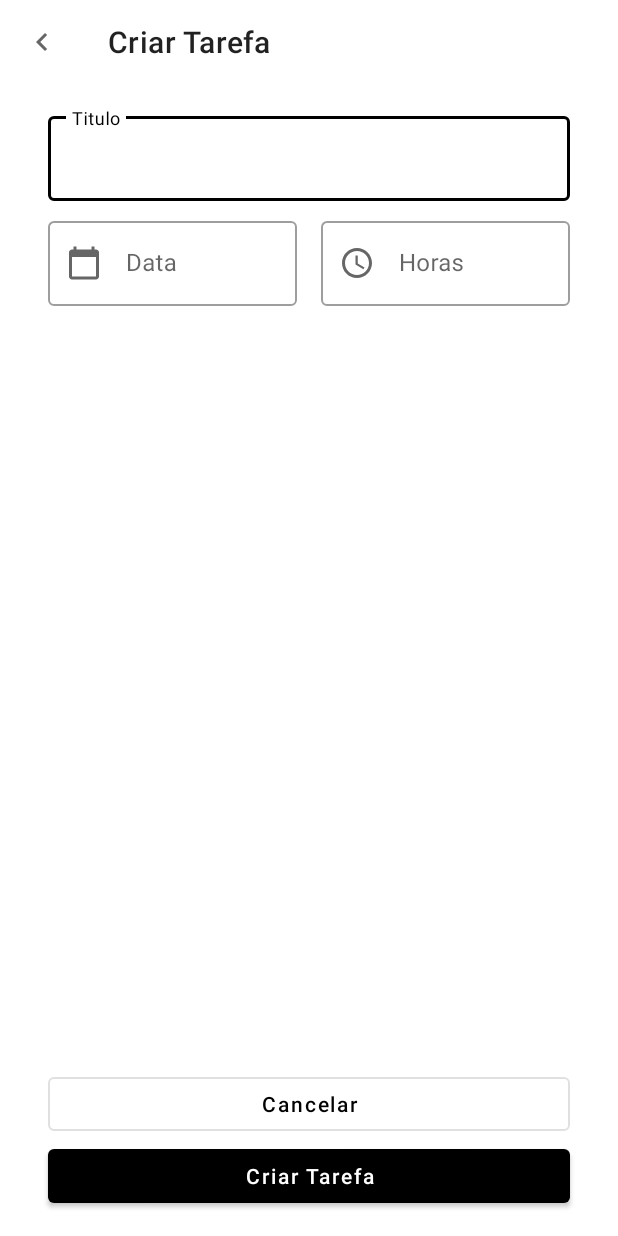
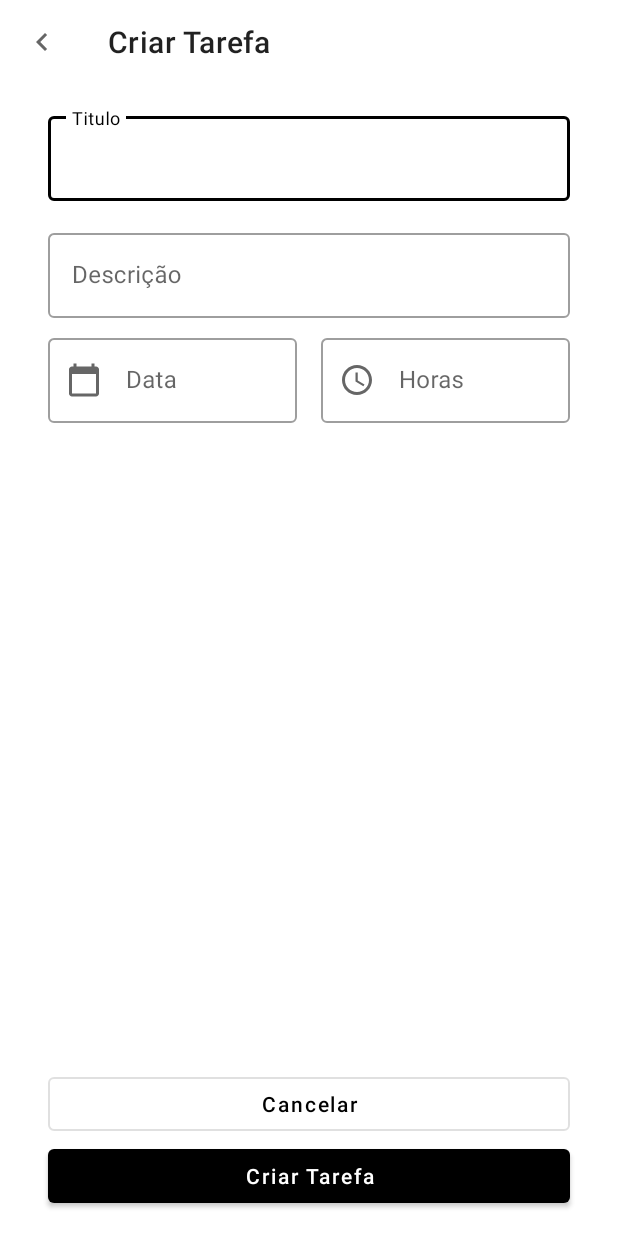
Before and after one commit to rosianeclemente/to_do_list-DIO, an Android app: the AddTaskActivity screen opened directly, with no data from a screen before it, on a phone screen of 412 x 824 dp. Run offline under Robolectric (Android 15) with nearby library versions, the phone set to English and light mode, and no system bars.

```diff
--- a/app/src/main/java/com/example/to_do_list_dio/extensions/AppExtensions.kt
+++ b/app/src/main/java/com/example/to_do_list_dio/extensions/AppExtensions.kt
@@ -7,7 +7,7 @@ import java.util.*
 private val locale = Locale("pt","BR")
 
 fun Date.format():String{
-    return SimpleDateFormat("dd/MM/yyyy").format(this)
+    return SimpleDateFormat("dd/MM/yyyy", locale).format(this)
 }
 var TextInputLayout.text:String
     get() = editText?.text?.toString() ?: " "
--- a/app/src/main/java/com/example/to_do_list_dio/ui/AddTaskActivity.kt
+++ b/app/src/main/java/com/example/to_do_list_dio/ui/AddTaskActivity.kt
@@ -16,10 +16,11 @@ import java.sql.Time
 import java.util.*
 
 class AddTaskActivity: AppCompatActivity() {
-    private val binding by lazy { ActivityAddTaskBinding.inflate(layoutInflater)}
+    private lateinit var binding:  ActivityAddTaskBinding
 
     override fun onCreate(savedInstanceState: Bundle?) {
         super.onCreate(savedInstanceState)
+        binding = ActivityAddTaskBinding.inflate(layoutInflater)
         setContentView(binding.root)
 
 //        if(intent.hasExtra(TASK_ID)){
--- a/app/src/main/res/layout/activity_add_task.xml
+++ b/app/src/main/res/layout/activity_add_task.xml
@@ -11,28 +11,45 @@
         app:title="@string/criar_tarefa"
         app:navigationIcon="@drawable/ic_baseline_navigate_before_24"/>
     <androidx.constraintlayout.widget.Guideline
+        android:id="@+id/guide_start"
         android:layout_width="wrap_content"
         android:layout_height="wrap_content"
         android:orientation="vertical"
         app:layout_constraintGuide_begin="32dp"
-        android:id="@+id/guide_start"/>
+        />
     <androidx.constraintlayout.widget.Guideline
+        android:id="@+id/guide_end"
         android:layout_width="wrap_content"
         android:layout_height="wrap_content"
         android:orientation="vertical"
         app:layout_constraintGuide_end="32dp"
-        android:id="@+id/guide_end"/>
+        />
 
     <com.google.android.material.textfield.TextInputLayout
         android:id="@+id/til_title"
         android:layout_width="0dp"
+        android:layout_height="wrap_content"
         app:layout_constraintStart_toStartOf="@+id/guide_start"
         app:layout_constraintEnd_toEndOf="@+id/guide_end"
         style="@style/Widget.MaterialComponents.TextInputLayout.OutlinedBox"
         android:layout_marginTop="16dp"
-        android:layout_height="wrap_content"
         android:hint="@string/titulo"
         app:layout_constraintTop_toBottomOf="@+id/toolbar">
+        <com.google.android.material.textfield.TextInputEditText
+            android:layout_width="match_parent"
+            android:layout_height="wrap_content"
+            android:inputType="text"/>
+    </com.google.android.material.textfield.TextInputLayout>
+    <com.google.android.material.textfield.TextInputLayout
+        android:id="@+id/til_description"
+        android:layout_width="0dp"
+        android:layout_height="wrap_content"
+        app:layout_constraintStart_toStartOf="@+id/guide_start"
+        app:layout_constraintEnd_toEndOf="@+id/guide_end"
+        style="@style/Widget.MaterialComponents.TextInputLayout.OutlinedBox"
+        android:layout_marginTop="16dp"
+        android:hint="@string/descricao"
+        app:layout_constraintTop_toBottomOf="@+id/til_title">
         <com.google.android.material.textfield.TextInputEditText
             android:layout_width="match_parent"
             android:layout_height="wrap_content"
@@ -48,7 +65,7 @@
         android:hint="@string/data"
         android:layout_marginEnd="16dp"
         app:startIconDrawable="@drawable/ic_baseline_calendar_today_24"
-        app:layout_constraintTop_toBottomOf="@+id/til_title"
+        app:layout_constraintTop_toBottomOf="@+id/til_description"
         app:layout_constraintStart_toStartOf="@+id/guide_start"
         app:layout_constraintEnd_toStartOf="@+id/til_hora">
         <com.google.android.material.textfield.TextInputEditText
--- a/app/src/main/res/layout/activity_main.xml
+++ b/app/src/main/res/layout/activity_main.xml
@@ -11,10 +11,10 @@
         android:text="@string/tarefas"
         android:layout_width="wrap_content"
         android:layout_height="wrap_content"
-        app:layout_constraintTop_toTopOf="parent"
         android:layout_margin="16dp"
         android:textSize="24sp"
         app:layout_constraintStart_toStartOf="parent"
+        app:layout_constraintTop_toTopOf="parent"
         android:textColor="@color/black"/>
 
     <include android:id="@+id/image" layout="@layout/empty_style" />
--- a/app/src/main/res/values/strings.xml
+++ b/app/src/main/res/values/strings.xml
@@ -9,4 +9,5 @@
     <string name="nova_tarefa">Nova Tarefa</string>
     <string name="editar">editar</string>
     <string name="delete">Delete</string>
+    <string name="descricao">Descrição</string>
 </resources>
```
